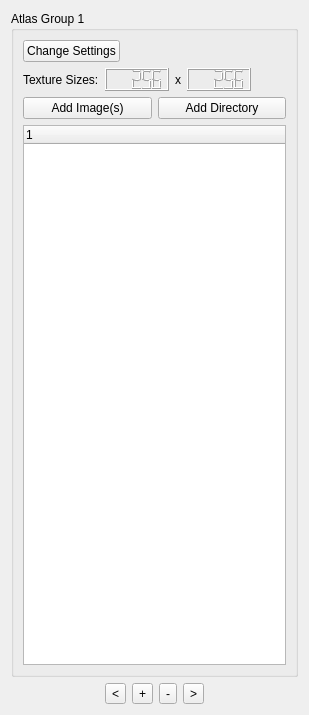
This is DesignerTool/src/WidgetAtlas.ui in GameOverture/HarmonyEngine as Qt 5 draws it before an edit. The edited form follows.
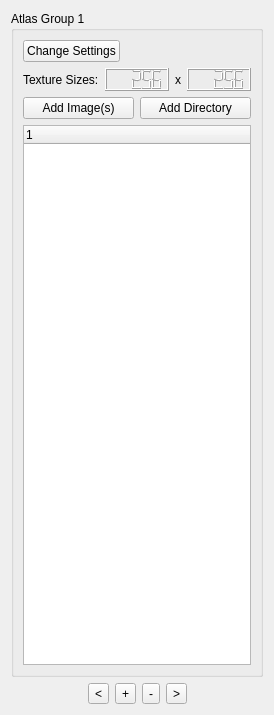
This is the edited form.

Commit message: Need to scrap widget atlas and start over with new Atlas manager (and groups)

```diff
--- a/DesignerTool/src/WidgetAtlas.ui
+++ b/DesignerTool/src/WidgetAtlas.ui
@@ -6,7 +6,7 @@
    <rect>
     <x>0</x>
     <y>0</y>
-    <width>309</width>
+    <width>269</width>
     <height>715</height>
    </rect>
   </property>
```
The commit also changes 5 other files.
